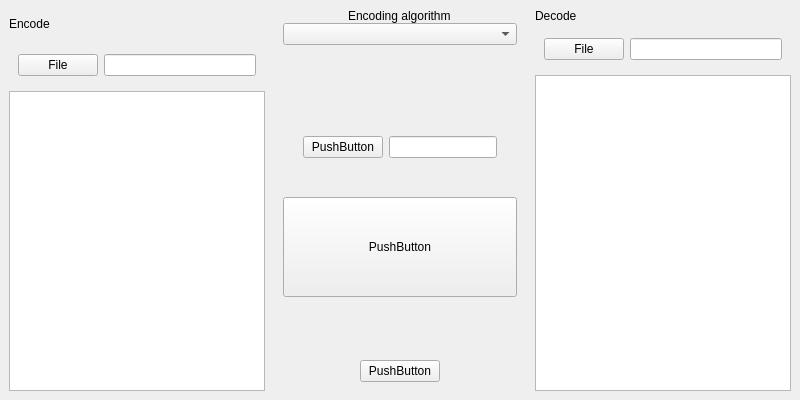
Before: the Qt Designer form interface.ui in Your-vo1d/Hidden_Cipher, drawn with Qt 5.
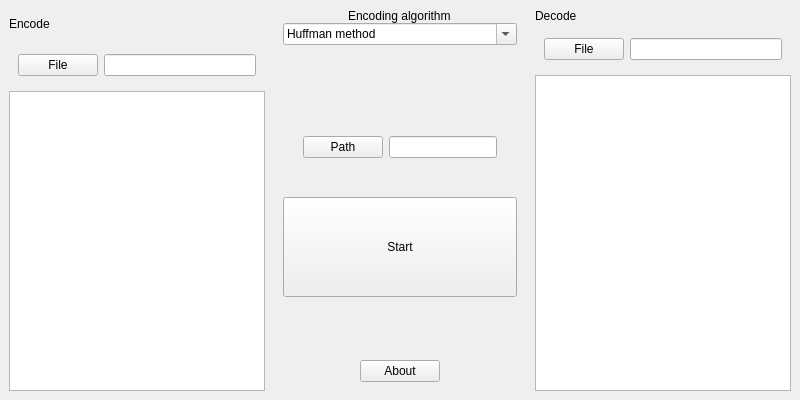
After: the same form once the commit is applied. Icons and pictures are not drawn.

Commit message: Updated widget names

```diff
--- a/interface.ui
+++ b/interface.ui
@@ -140,6 +140,19 @@
               <verstretch>0</verstretch>
              </sizepolicy>
             </property>
+            <property name="editable">
+             <bool>true</bool>
+            </property>
+            <item>
+             <property name="text">
+              <string>Huffman method</string>
+             </property>
+            </item>
+            <item>
+             <property name="text">
+              <string>Arithmetic coding (on integers)</string>
+             </property>
+            </item>
            </widget>
           </item>
          </layout>
@@ -151,7 +164,7 @@
           <item>
            <widget class="QPushButton" name="pushButton">
             <property name="text">
-             <string>PushButton</string>
+             <string>Path</string>
             </property>
            </widget>
           </item>
@@ -170,7 +183,7 @@
           </size>
          </property>
          <property name="text">
-          <string>PushButton</string>
+          <string>Start</string>
          </property>
         </widget>
        </item>
@@ -180,7 +193,7 @@
           <item>
            <widget class="QPushButton" name="pushButton_3">
             <property name="text">
-             <string>PushButton</string>
+             <string>About</string>
             </property>
            </widget>
           </item>
```
Left out of the diff: 30 changed lines with no effect on the pictures.
